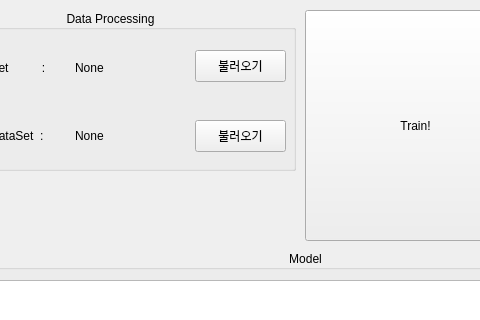
slayellow/ImageRecognitionGUI_Pytorch, file mainwindow.ui: the form before one commit; both pictures show x 85 to 565 and y 0 to 320 of the 1120 by 660 pixel window.
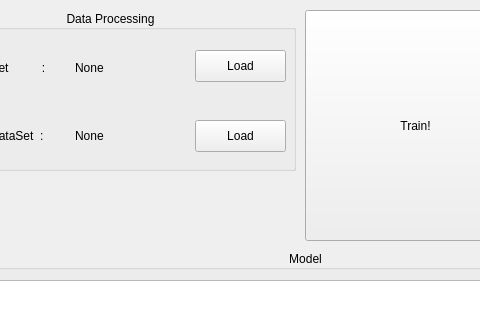
The form after the commit.

The edit to the form file:
```diff
--- a/mainwindow.ui
+++ b/mainwindow.ui
@@ -94,7 +94,7 @@
       </rect>
      </property>
      <property name="text">
-      <string>불러오기</string>
+      <string>Load</string>
      </property>
     </widget>
     <widget class="QPushButton" name="BTN_LOAD_VALIDATION_SET">
@@ -107,7 +107,7 @@
       </rect>
      </property>
      <property name="text">
-      <string>불러오기</string>
+      <string>Load</string>
      </property>
     </widget>
    </widget>
```
